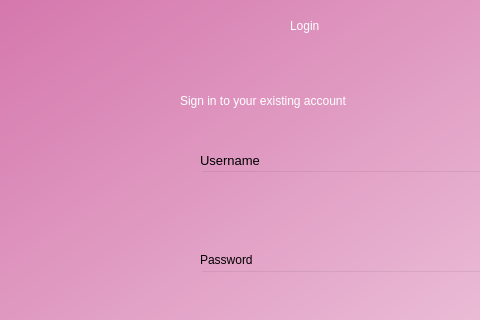
First picture: the form in ui/login.ui, repository mucahitkayadan/Ciper_GUI, before the edit; both pictures show x 240 to 720 and y 120 to 440 of the 1200 by 800 pixel window.
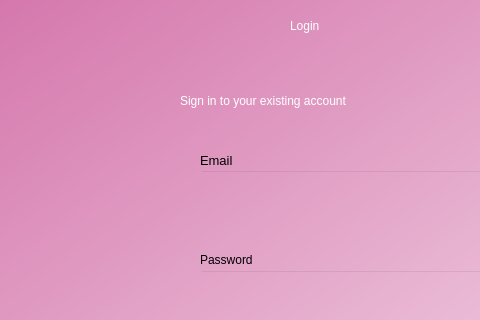
Second picture: the form after the edit.

The edit to the form file:
```diff
--- a/ui/login.ui
+++ b/ui/login.ui
@@ -126,7 +126,7 @@
      <string notr="true">font: 10pt &quot;MS Shell Dlg 2&quot;;</string>
     </property>
     <property name="text">
-     <string>Username</string>
+     <string>Email</string>
     </property>
    </widget>
    <widget class="QLabel" name="label_4">
```
